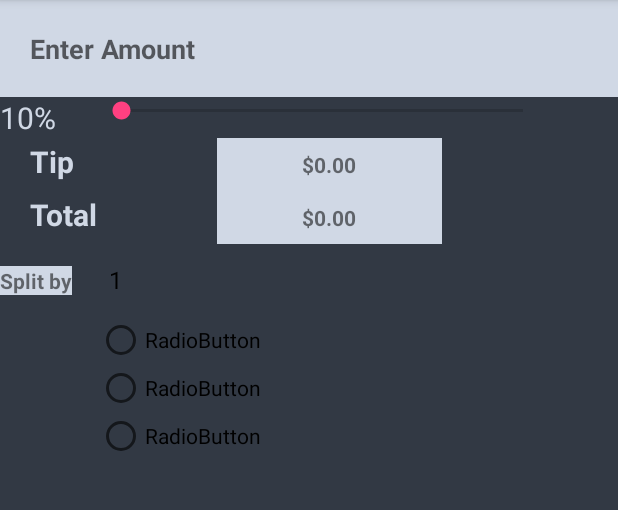
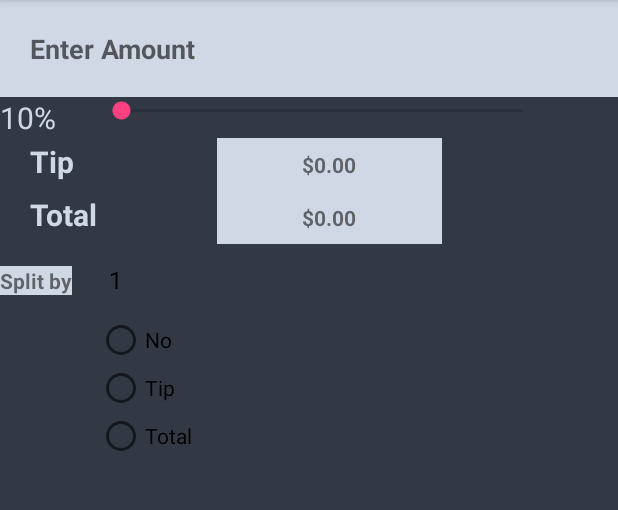
Before and after one commit to chanice/TipCalculator, an Android app: the screen it shows after launch (MainActivity), on a phone screen of 412 x 824 dp, the part 84-594 px from its top. Run offline under Robolectric (Android 15) with nearby library versions, the phone set to English and light mode, and no system bars.

Commit message:
updated radio buttons

```diff
--- a/app/src/main/res/layout/activity_main.xml
+++ b/app/src/main/res/layout/activity_main.xml
@@ -133,25 +133,25 @@
         android:layout_row="10" >
 
         <RadioButton
-            android:id="@+id/radioButton3"
+            android:id="@+id/noRButton"
             android:layout_width="wrap_content"
             android:layout_height="wrap_content"
             android:layout_weight="1"
-            android:text="RadioButton" />
+            android:text="No" />
 
         <RadioButton
-            android:id="@+id/radioButton2"
+            android:id="@+id/tipRButton"
             android:layout_width="wrap_content"
             android:layout_height="wrap_content"
             android:layout_weight="1"
-            android:text="RadioButton" />
+            android:text="Tip" />
 
         <RadioButton
-            android:id="@+id/radioButton"
+            android:id="@+id/totalRButton"
             android:layout_width="wrap_content"
             android:layout_height="wrap_content"
             android:layout_weight="1"
-            android:text="RadioButton" />
+            android:text="Total" />
     </RadioGroup>
 
 </GridLayout>
```
Also changed, not shown: app/src/main/java/com/example/midni/tipcalculator/MainActivity.java (+12 -1 lines).
